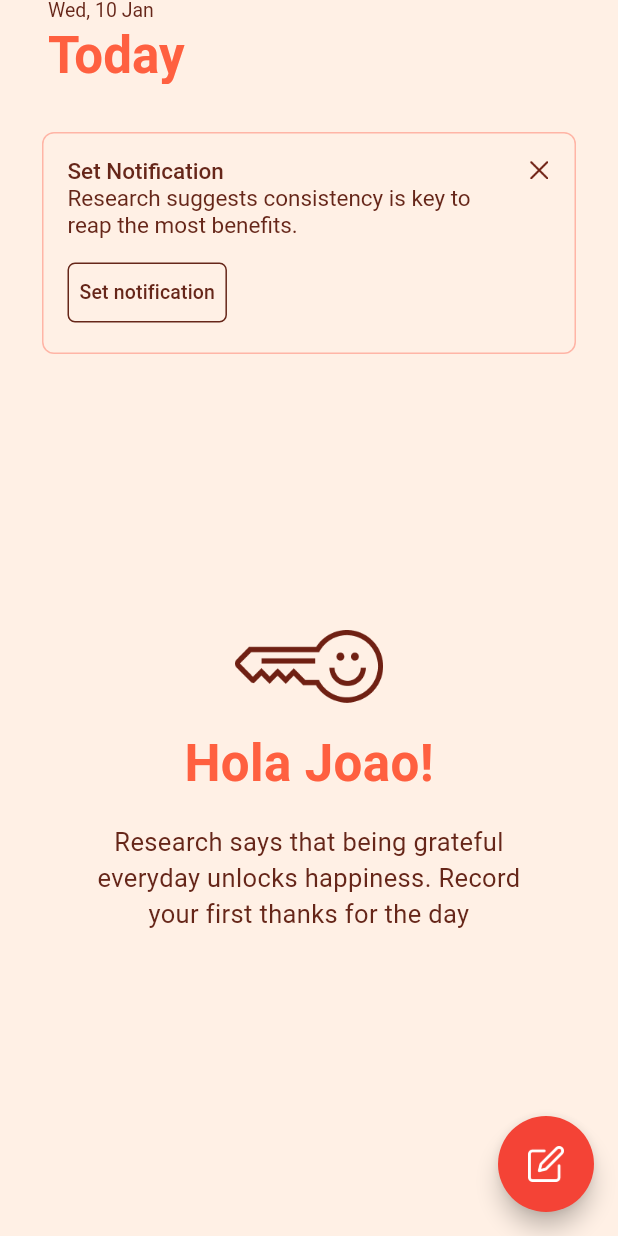
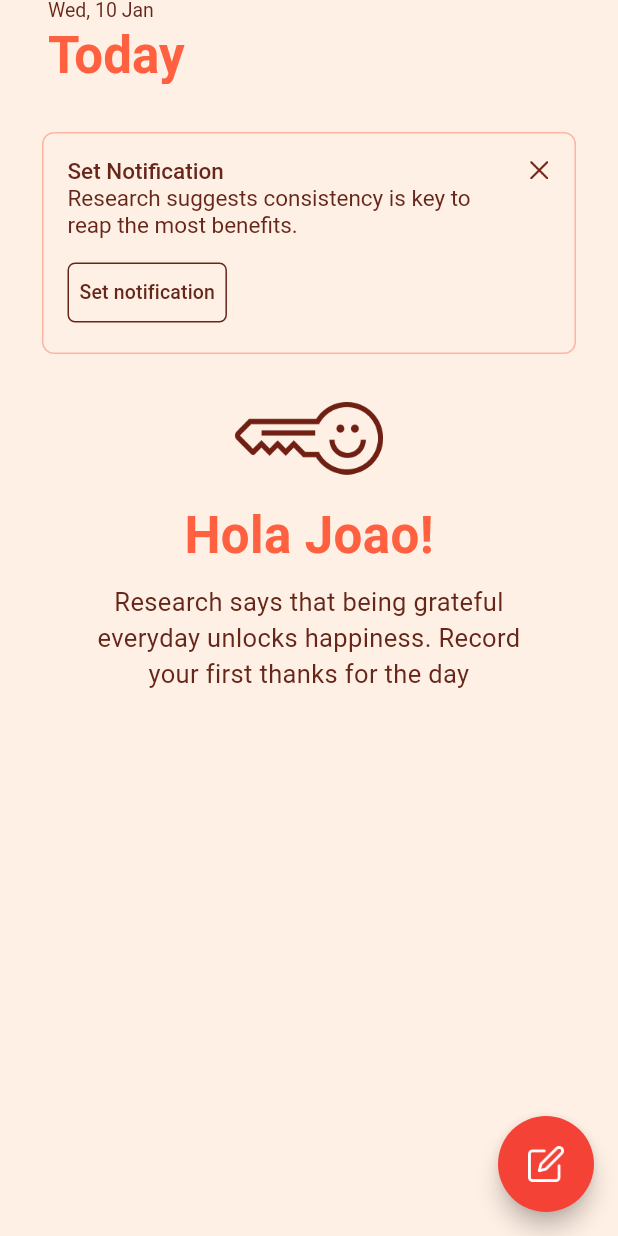
Before and after one commit to aravindkarthik96/tinylogs, a Flutter app: the TodayPage screen opened directly, on a phone screen of 412 x 824 dp. Run offline on Flutter 3.47's test engine with Material 3 defaults, Android fonts, the light colour scheme and no system bars; our stand-ins replace share, shared_preferences, sqflite, sqflite_common_ffi; accounts and stored records are empty; Roboto replaces fonts that are missing (SF Pro Display).

Commit message:
fixed padding on the empty page when the notification dialogue is shown

```diff
--- a/lib/screens/home/tabs/TodayPage.dart
+++ b/lib/screens/home/tabs/TodayPage.dart
@@ -1,6 +1,7 @@
 import 'package:flutter/material.dart';
 import 'package:intl/intl.dart';
 import 'package:tinylogs/data/logs_data/DatabaseHelper.dart';
+import 'package:tinylogs/data/user_preferences/NotificationsPreferences.dart';
 import 'package:tinylogs/screens/TinyLogsAddLogPage.dart';
 
 import '../../../commons/Shadows.dart';
@@ -16,10 +17,13 @@ class TodayPage extends StatefulWidget {
 class _TodayPageState extends State<TodayPage> {
   List<LogEntry> logs = [];
 
+  bool _shouldShowNotificationPrompt = false;
+
   @override
   void initState() {
     super.initState();
     loadLogs();
+    _loadNotificationStatus();
   }
 
   Future<void> loadLogs() async {
@@ -57,8 +61,38 @@ class _TodayPageState extends State<TodayPage> {
       ),
       floatingActionButtonLocation: FloatingActionButtonLocation.endFloat,
       body: CustomScrollView(
-        slivers: <Widget>[
-          SliverAppBar(
+        slivers: getSliversList(),
+      ),
+      backgroundColor: const Color(0xFFFFF0E5),
+    );
+  }
+
+  List<Widget> getSliversList() {
+    return <Widget>[
+      getSliverAppBar(),
+      const SliverPadding(padding: EdgeInsets.only(top: 32)),
+      _shouldShowNotificationPrompt
+          ? SliverToBoxAdapter(child: buildNotificationBox())
+          : const SliverToBoxAdapter(
+              child: Padding(
+                padding: EdgeInsets.only(top: 0),
+              ),
+            ),
+      getContentView(),
+      const SliverPadding(padding: EdgeInsets.only(bottom: 100))
+    ];
+  }
+
+  Widget getContentView() {
+    if (logs.isNotEmpty) {
+      return createLogList();
+    } else {
+      return createEmptyPage();
+    }
+  }
+
+  SliverAppBar getSliverAppBar() {
+    return SliverAppBar(
       automaticallyImplyLeading: false,
       pinned: true,
       snap: true,
@@ -92,16 +126,6 @@ class _TodayPageState extends State<TodayPage> {
             )
           ],
         ),
-            ),
-            backgroundColor: const Color(0xFFFFF0E5),
-          ),
-          const SliverPadding(padding: EdgeInsets.only(top: 32)),
-          SliverToBoxAdapter(
-            child: buildNotificationBox(),
-          ),
-          getContentView(),
-          const SliverPadding(padding: EdgeInsets.only(bottom: 100))
-        ],
       ),
       backgroundColor: const Color(0xFFFFF0E5),
     );
@@ -144,19 +168,13 @@ class _TodayPageState extends State<TodayPage> {
     );
   }
 
-  Widget getContentView() {
-    if (logs.isNotEmpty) {
-      return createLogList();
-    } else {
-      return createEmptyPage();
-    }
-  }
-
   Widget createEmptyPage() {
     return SliverToBoxAdapter(
       child: Center(
         child: Padding(
-          padding: const EdgeInsets.fromLTRB(46, 168, 46, 0),
+          padding: _shouldShowNotificationPrompt
+              ? const EdgeInsets.fromLTRB(46, 16, 46, 0)
+              : const EdgeInsets.fromLTRB(46, 168, 46, 0),
           child: Column(
             mainAxisAlignment: MainAxisAlignment.center,
             crossAxisAlignment: CrossAxisAlignment.center,
@@ -179,7 +197,7 @@ class _TodayPageState extends State<TodayPage> {
                 ),
               ),
               const SizedBox(
-                height: 16,
+                height: 8,
               ),
               const Text(
                 "Research says that being grateful everyday unlocks happiness. Record your first thanks for the day ",
@@ -287,6 +305,17 @@ class _TodayPageState extends State<TodayPage> {
       ),
     );
   }
+
+  Future _loadNotificationStatus() async {
+    var notificationDialogueDismissed =
+        await NotificationsPreferences.getNotificationDialogueDismissed();
+    var notificationConfigured =
+        await NotificationsPreferences.getNotificationConfigured();
+    setState(() {
+      _shouldShowNotificationPrompt =
+          !notificationDialogueDismissed || notificationConfigured;
+    });
+  }
 }
 
 class LogItem extends StatelessWidget {
```
Lines whose indentation alone changed are shown as unchanged.
